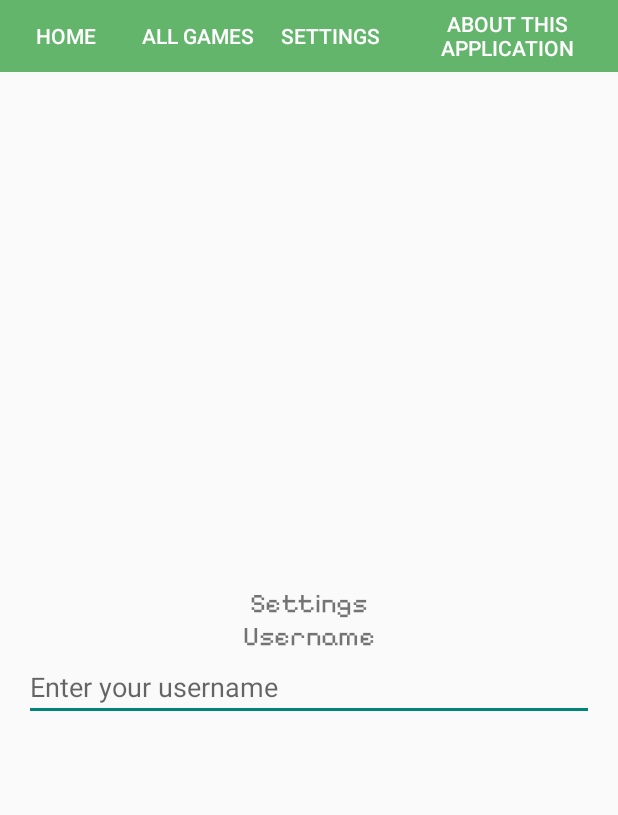
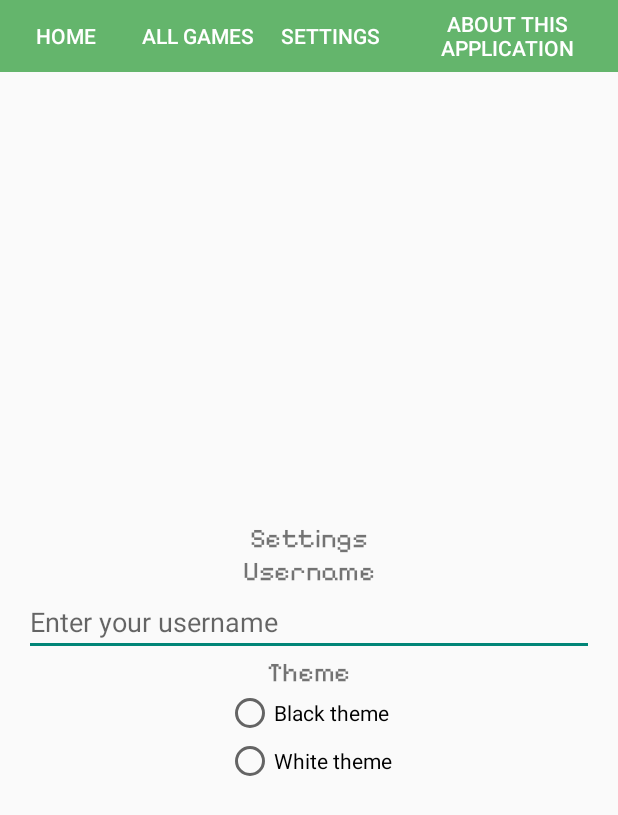
Before and after one commit to thediscorddev/CustomChess, an Android app: the layout activity_settings.xml on its own in the app's theme, with its tools: preview values and no code run, on a phone screen of 412 x 824 dp. Shown: the top 815 px of the screen. Run offline under Robolectric (Android 15) with nearby library versions, the phone set to English and light mode, and no system bars.

Commit message:
Add more to settings

```diff
--- a/app/build.gradle
+++ b/app/build.gradle
@@ -36,4 +36,6 @@ dependencies {
     implementation "androidx.core:core-ktx:1.13.1"
     implementation "androidx.appcompat:appcompat:1.7.0"
     implementation "com.google.android.material:material:1.12.0"
+    implementation "org.jetbrains.kotlinx:kotlinx-coroutines-core:1.7.3"
+    implementation "org.jetbrains.kotlinx:kotlinx-coroutines-android:1.7.3"
 }
--- a/app/src/main/res/layout/activity_settings.xml
+++ b/app/src/main/res/layout/activity_settings.xml
@@ -28,10 +28,36 @@
             android:fontFamily="@font/pixelifysans"
             android:text="Username"
             android:textSize="18sp" />
-                    <EditText
-        android:id="@+id/usernameInput"
-        android:layout_width="match_parent"
-        android:layout_height="wrap_content"
-        android:hint="Enter your username" />
+        <EditText
+            android:id="@+id/usernameInput"
+            android:layout_width="match_parent"
+            android:layout_height="wrap_content"
+            android:hint="Enter your username" />
+        <TextView
+            android:id="@+id/themetext"
+            android:layout_width="wrap_content"
+            android:layout_height="wrap_content"
+            android:fontFamily="@font/pixelifysans"
+            android:text="Theme"
+            android:textSize="18sp" />
+        <RadioGroup
+            android:id="@+id/ThemeGroup"
+            android:layout_width="wrap_content"
+            android:layout_height="wrap_content"
+            android:orientation="vertical">
+
+            <RadioButton
+                android:id="@+id/radioBlack"
+                android:layout_width="wrap_content"
+                android:layout_height="wrap_content"
+                android:text="Black theme" />
+
+            <RadioButton
+                android:id="@+id/radioWhite"
+                android:layout_width="wrap_content"
+                android:layout_height="wrap_content"
+                android:text="White theme" />
+
+        </RadioGroup>
     </LinearLayout>
 </LinearLayout>
```
Also changed, not shown: app/src/main/java/dev/thein/custom_chess/MainActivity.kt (+60 -0 lines), app/src/main/java/dev/thein/custom_chess/settings/Settings.kt (+16 -0 lines), app/src/main/res/layout/activity_main.xml (+7 -5 lines), 125 other files.
